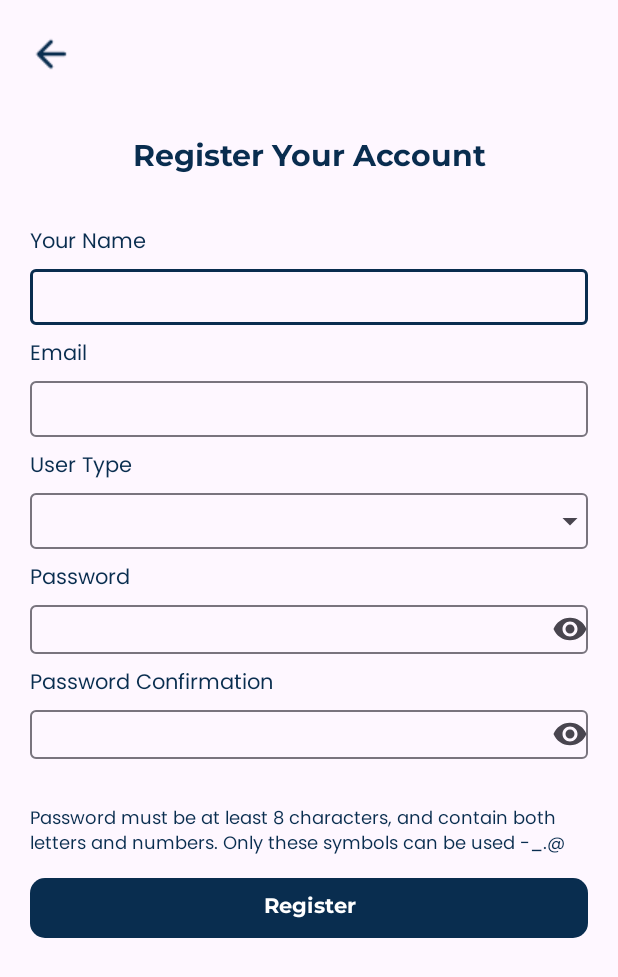
After one commit to Amoure-Fashion-Rent/app-amoure, an Android app: the RegisterActivity screen opened directly, with no data from a screen before it, on a phone screen of 412 x 824 dp. The commit adds this screen. Shown: the top 977 px of the screen. Run offline under Robolectric (Android 15) with nearby library versions, the phone set to English and light mode, and no system bars.

Commit message:
feat: add register page

```diff
--- /dev/null
+++ b/app/src/main/java/com/amoure/amoure/data/request/RegisterRequest.kt
@@ -0,0 +1,8 @@
+package com.amoure.amoure.data.request
+
+class RegisterRequest (
+    var fullName: String,
+    var email: String,
+    var password: String,
+    var userType: String,
+)
--- a/app/src/main/java/com/amoure/amoure/data/response/RegisterResponse.kt
+++ /dev/null
@@ -1,9 +0,0 @@
-package com.amoure.amoure.data.response
-
-import com.google.gson.annotations.SerializedName
-
-data class RegisterResponse(
-
-	@field:SerializedName("id")
-	val id: String? = null
-)
--- /dev/null
+++ b/app/src/main/java/com/amoure/amoure/ui/register/RegisterActivity.kt
@@ -0,0 +1,114 @@
+package com.amoure.amoure.ui.register
+
+import android.content.Intent
+import android.os.Build
+import android.os.Bundle
+import android.view.View
+import android.view.WindowInsets
+import android.view.WindowManager
+import android.widget.ArrayAdapter
+import android.widget.Toast
+import androidx.activity.viewModels
+import androidx.appcompat.app.AlertDialog
+import androidx.appcompat.app.AppCompatActivity
+import com.amoure.amoure.R
+import com.amoure.amoure.data.response.IdResponse
+import com.amoure.amoure.data.response.InitialResponse
+import com.amoure.amoure.databinding.ActivityRegisterBinding
+import com.amoure.amoure.isEmailValid
+import com.amoure.amoure.isPasswordValid
+import com.amoure.amoure.ui.login.LoginActivity
+
+class RegisterActivity : AppCompatActivity() {
+    private lateinit var binding: ActivityRegisterBinding
+    private val registerViewModel by viewModels<RegisterViewModel>()
+
+    override fun onCreate(savedInstanceState: Bundle?) {
+        super.onCreate(savedInstanceState)
+        binding = ActivityRegisterBinding.inflate(layoutInflater)
+        setContentView(binding.root)
+        setupView()
+        setupAction()
+
+        registerViewModel.response.observe(this) { response ->
+            showAlert(response)
+        }
+
+        registerViewModel.isLoading.observe(this) {
+            showLoading(it)
+        }
+    }
+
+    private fun setupView() {
+        @Suppress("DEPRECATION")
+        if (Build.VERSION.SDK_INT >= Build.VERSION_CODES.R) {
+            window.insetsController?.hide(WindowInsets.Type.statusBars())
+        } else {
+            window.setFlags(
+                WindowManager.LayoutParams.FLAG_FULLSCREEN,
+                WindowManager.LayoutParams.FLAG_FULLSCREEN
+            )
+        }
+        supportActionBar?.hide()
+    }
+
+    private fun setupAction() {
+        val userTypeItems = resources.getStringArray(R.array.user_type_items)
+        val userTypeAdapter = ArrayAdapter(this, R.layout.list_item_delivery, userTypeItems)
+        binding.edRegisterType.setAdapter(userTypeAdapter)
+        with(binding) {
+            btRegister.setOnClickListener {
+                val fullName = edRegisterName.text.toString()
+                if (fullName.isEmpty()) {
+                    edlRegisterName.error = String.format(getString(R.string.input_required), "name")
+                }
+                val email = edRegisterEmail.text.toString()
+                if (email.isEmpty() || !isEmailValid(email)) {
+                    edlRegisterEmail.error = String.format(getString(R.string.input_required), "email")
+                }
+                val password = edRegisterPassword.text.toString()
+                if (password.isEmpty() || !isPasswordValid(password)) {
+                    edlRegisterPassword.error = String.format(getString(R.string.input_required), "password")
+                }
+                val passwordConf = edRegisterPasswordConf.text.toString()
+                if (passwordConf.isEmpty() || !isPasswordValid(passwordConf)) {
+                    edlRegisterPasswordConf.error = String.format(getString(R.string.input_required), "password")
+                } else if (passwordConf != password) {
+                    edlRegisterPasswordConf.error = getString(R.string.password_not_match_error)
+                }
+                val type = edRegisterType.text.toString().lowercase()
+
+                Toast.makeText(baseContext, email+password+type, Toast.LENGTH_SHORT).show()
+//                registerViewModel.register(RegisterRequest(fullName, email, password, type))
+            }
+            btBack.setOnClickListener {
+                finish()
+            }
+        }
+    }
+
+    private fun showAlert(response: InitialResponse<IdResponse>) {
+        if (response.status == "success") {
+            Toast.makeText(
+                this,
+                resources.getString(R.string.register_alert_title_success),
+                Toast.LENGTH_SHORT
+            ).show()
+            val moveIntent = Intent(baseContext, LoginActivity::class.java)
+            startActivity(moveIntent)
+        } else {
+            AlertDialog.Builder(this).apply {
+                setTitle(resources.getString(R.string.register_alert_title_error))
+                setMessage(response.message ?: resources.getString(R.string.alert_error))
+                setPositiveButton(resources.getString(R.string.alert_ok)) { _, _ ->
+                }
+                create()
+                show()
+            }
+        }
+    }
+
+    private fun showLoading(isLoading: Boolean) {
+        binding.progressBar.visibility = if (isLoading) View.VISIBLE else View.GONE
+    }
+}
--- /dev/null
+++ b/app/src/main/java/com/amoure/amoure/ui/register/RegisterViewModel.kt
@@ -0,0 +1,38 @@
+package com.amoure.amoure.ui.register
+
+import androidx.lifecycle.LiveData
+import androidx.lifecycle.MutableLiveData
+import androidx.lifecycle.ViewModel
+import com.amoure.amoure.data.request.RegisterRequest
+import com.amoure.amoure.data.response.IdResponse
+import com.amoure.amoure.data.response.InitialResponse
+import com.amoure.amoure.data.retrofit.ApiConfig
+import retrofit2.Call
+import retrofit2.Callback
+import retrofit2.Response
+
+class RegisterViewModel : ViewModel() {
+    private val _response = MutableLiveData<InitialResponse<IdResponse>>()
+    val response: LiveData<InitialResponse<IdResponse>> = _response
+
+    private val _isLoading = MutableLiveData<Boolean>()
+    val isLoading: LiveData<Boolean> = _isLoading
+
+    fun register(request: RegisterRequest) {
+        _isLoading.value = true
+        val client = ApiConfig.getApiService("").register(request.fullName, request.email, request.password, request.userType)
+        client.enqueue(object : Callback<InitialResponse<IdResponse>> {
+            override fun onResponse(
+                call: Call<InitialResponse<IdResponse>>,
+                response: Response<InitialResponse<IdResponse>>
+            ) {
+                _isLoading.value = false
+            }
+
+            override fun onFailure(call: Call<InitialResponse<IdResponse>>, t: Throwable) {
+                _isLoading.value = false
+                _response.value = InitialResponse("error", "Please try again later\\! Server isn\\'t responding")
+            }
+        })
+    }
+}
--- /dev/null
+++ b/app/src/main/res/layout/activity_register.xml
@@ -0,0 +1,255 @@
+<?xml version="1.0" encoding="utf-8"?>
+<androidx.constraintlayout.widget.ConstraintLayout xmlns:android="http://schemas.android.com/apk/res/android"
+    xmlns:app="http://schemas.android.com/apk/res-auto"
+    xmlns:tools="http://schemas.android.com/tools"
+    android:id="@+id/main"
+    android:layout_width="match_parent"
+    android:layout_height="match_parent"
+    tools:context=".ui.register.RegisterActivity">
+
+    <androidx.constraintlayout.widget.Guideline
+        android:id="@+id/guideline"
+        android:layout_width="match_parent"
+        android:layout_height="match_parent"
+        android:orientation="horizontal"
+        app:layout_constraintGuide_percent="0.1"/>
+
+    <TextView
+        android:id="@+id/tv_register_account"
+        android:layout_width="match_parent"
+        android:layout_height="wrap_content"
+        android:layout_marginHorizontal="20dp"
+        android:layout_marginVertical="8dp"
+        android:textSize="20sp"
+        android:text="@string/register_account"
+        android:gravity="center"
+        style="@style/TextHeadline3"
+        app:layout_constraintTop_toBottomOf="@+id/guideline"
+        app:layout_constraintStart_toStartOf="parent"
+        app:layout_constraintEnd_toEndOf="parent"/>
+
+    <TextView
+        android:id="@+id/tv_register_name"
+        android:layout_width="wrap_content"
+        android:layout_height="wrap_content"
+        android:text="@string/your_name"
+        android:textColor="@color/navy_blue_700"
+        android:layout_marginHorizontal="20dp"
+        android:layout_marginTop="30dp"
+        android:labelFor="@+id/ed_register_name"
+        app:layout_constraintTop_toBottomOf="@+id/tv_register_account"
+        app:layout_constraintStart_toStartOf="parent"/>
+
+    <com.google.android.material.textfield.TextInputLayout
+        android:id="@+id/edl_register_name"
+        style="@style/Widget.Material3.TextInputLayout.OutlinedBox"
+        android:layout_width="match_parent"
+        android:layout_height="wrap_content"
+        android:layout_marginHorizontal="20dp"
+        android:layout_marginBottom="12dp"
+        app:endIconMinSize="20dp"
+        app:layout_constraintTop_toBottomOf="@+id/tv_register_name"
+        app:layout_constraintStart_toStartOf="parent"
+        app:layout_constraintEnd_toEndOf="parent">
+
+        <com.google.android.material.textfield.TextInputEditText
+            android:id="@+id/ed_register_name"
+            android:layout_width="match_parent"
+            android:layout_height="wrap_content"
+            android:padding="5dp"
+            tools:ignore="TouchTargetSizeCheck" />
+    </com.google.android.material.textfield.TextInputLayout>
+
+
+    <TextView
+        android:id="@+id/tv_register_email"
+        android:layout_width="wrap_content"
+        android:layout_height="wrap_content"
+        android:text="@string/email"
+        android:textColor="@color/navy_blue_700"
+        android:layout_marginHorizontal="20dp"
+        android:layout_marginTop="8dp"
+        android:labelFor="@+id/ed_register_email"
+        app:layout_constraintTop_toBottomOf="@+id/edl_register_name"
+        app:layout_constraintStart_toStartOf="parent"/>
+
+    <com.google.android.material.textfield.TextInputLayout
+        android:id="@+id/edl_register_email"
+        style="@style/Widget.Material3.TextInputLayout.OutlinedBox"
+        android:layout_width="match_parent"
+        android:layout_height="wrap_content"
+        android:layout_marginHorizontal="20dp"
+        android:layout_marginBottom="12dp"
+        app:endIconMinSize="20dp"
+        app:layout_constraintTop_toBottomOf="@+id/tv_register_email"
+        app:layout_constraintStart_toStartOf="parent"
+        app:layout_constraintEnd_toEndOf="parent">
+
+        <com.google.android.material.textfield.TextInputEditText
+            android:id="@+id/ed_register_email"
+            android:layout_width="match_parent"
+            android:layout_height="wrap_content"
+            android:padding="5dp"
+            tools:ignore="TouchTargetSizeCheck" />
+    </com.google.android.material.textfield.TextInputLayout>
+
+    <TextView
+        android:id="@+id/tv_register_type"
+        android:layout_width="wrap_content"
+        android:layout_height="wrap_content"
+        android:text="@string/user_type"
+        android:textColor="@color/navy_blue_700"
+        android:layout_marginHorizontal="20dp"
+        android:layout_marginTop="8dp"
+        android:labelFor="@+id/ed_register_type"
+        app:layout_constraintTop_toBottomOf="@+id/edl_register_email"
+        app:layout_constraintStart_toStartOf="parent"/>
+
+    <com.google.android.material.textfield.TextInputLayout
+        android:id="@+id/edl_register_type"
+        android:layout_width="match_parent"
+        android:layout_height="wrap_content"
+        android:layout_marginHorizontal="20dp"
+        android:layout_marginBottom="12dp"
+        app:layout_constraintTop_toBottomOf="@+id/tv_register_type"
+        app:layout_constraintStart_toStartOf="parent"
+        app:layout_constraintEnd_toEndOf="parent"
+        app:endIconMinSize="20dp"
+        style="@style/Widget.Material3.TextInputLayout.OutlinedBox.ExposedDropdownMenu">
+
+        <AutoCompleteTextView
+            android:id="@+id/ed_register_type"
+            android:layout_width="match_parent"
+            android:layout_height="wrap_content"
+            android:inputType="none"
+            android:padding="5dp"
+            app:simpleItems="@array/user_type_items"
+            tools:ignore="SpeakableTextPresentCheck,TouchTargetSizeCheck" />
+    </com.google.android.material.textfield.TextInputLayout>
+
+    <TextView
+        android:id="@+id/tv_register_password"
+        android:layout_width="wrap_content"
+        android:layout_height="wrap_content"
+        android:text="@string/password"
+        android:textColor="@color/navy_blue_700"
+        android:layout_marginHorizontal="20dp"
+        android:layout_marginTop="8dp"
+        android:labelFor="@+id/ed_register_password"
+        app:layout_constraintTop_toBottomOf="@+id/edl_register_type"
+        app:layout_constraintStart_toStartOf="parent"/>
+
+    <com.google.android.material.textfield.TextInputLayout
+        android:id="@+id/edl_register_password"
+        style="@style/Widget.Material3.TextInputLayout.OutlinedBox"
+        android:layout_width="match_parent"
+        android:layout_height="wrap_content"
+        android:layout_marginHorizontal="20dp"
+        android:layout_marginBottom="12dp"
+        app:endIconMode="password_toggle"
+        app:endIconMinSize="20dp"
+        app:layout_constraintTop_toBottomOf="@+id/tv_register_password"
+        app:layout_constraintStart_toStartOf="parent"
+        app:layout_constraintEnd_toEndOf="parent">
+
+        <com.amoure.amoure.customview.EditTextPassword
+            android:id="@+id/ed_register_password"
+            android:layout_width="match_parent"
+            android:layout_height="match_parent"
+            android:padding="5dp"
+            android:inputType="textPassword"
+            app:endIconMode="password_toggle"
+            tools:ignore="TouchTargetSizeCheck" />
+    </com.google.android.material.textfield.TextInputLayout>
+
+    <TextView
+        android:id="@+id/tv_register_password_conf"
+        android:layout_width="wrap_content"
+        android:layout_height="wrap_content"
+        android:text="@string/password_conf"
+        android:textColor="@color/navy_blue_700"
+        android:layout_marginHorizontal="20dp"
+        android:layout_marginTop="8dp"
+        android:labelFor="@+id/ed_register_password_conf"
+        app:layout_constraintTop_toBottomOf="@+id/edl_register_password"
+        app:layout_constraintStart_toStartOf="parent"/>
+
+    <com.google.android.material.textfield.TextInputLayout
+        android:id="@+id/edl_register_password_conf"
+        style="@style/Widget.Material3.TextInputLayout.OutlinedBox"
+        android:layout_width="match_parent"
+        android:layout_height="wrap_content"
+        android:layout_marginHorizontal="20dp"
+        android:layout_marginBottom="12dp"
+        app:endIconMode="password_toggle"
+        app:endIconMinSize="20dp"
+        app:layout_constraintTop_toBottomOf="@+id/tv_register_password_conf"
+        app:layout_constraintStart_toStartOf="parent"
+        app:layout_constraintEnd_toEndOf="parent">
+
+        <com.amoure.amoure.customview.EditTextPassword
+            android:id="@+id/ed_register_password_conf"
+            android:layout_width="match_parent"
+            android:layout_height="match_parent"
+            android:padding="5dp"
+            android:inputType="textPassword"
+            app:endIconMode="password_toggle"
+            tools:ignore="TouchTargetSizeCheck" />
+    </com.google.android.material.textfield.TextInputLayout>
+
+    <TextView
+        android:id="@+id/tv_register_password_message"
+        android:layout_width="match_parent"
+        android:layout_height="wrap_content"
+        android:text="@string/password_message"
+        android:textColor="@color/navy_blue_700"
+        android:layout_marginHorizontal="20dp"
+        android:layout_marginTop="30dp"
+        android:textSize="12sp"
+        android:labelFor="@+id/ed_register_password"
+        app:layout_constraintTop_toBottomOf="@+id/edl_register_password_conf"
+        app:layout_constraintStart_toStartOf="parent"/>
+
+    <Button
+        android:id="@+id/bt_register"
+        android:layout_width="match_parent"
+        android:layout_height="wrap_content"
+        android:text="@string/register"
+        android:layout_marginHorizontal="20dp"
+        android:layout_marginTop="8dp"
+        style="@style/Widget.App.Button"
+        app:layout_constraintStart_toStartOf="parent"
+        app:layout_constraintEnd_toEndOf="parent"
+        app:layout_constraintTop_toBottomOf="@+id/tv_register_password_message"
+        />
+
+    <Button
+        style="?attr/materialIconButtonStyle"
+        android:id="@+id/bt_back"
+        android:layout_width="wrap_content"
+        android:layout_height="wrap_content"
+        android:contentDescription="@string/back"
+        android:layout_margin="10dp"
+        android:scaleX="1.5"
+        android:scaleY="1.5"
+        app:icon="@drawable/ic_arrow_back_24px"
+        app:layout_constraintStart_toStartOf="parent"
+        app:layout_constraintTop_toTopOf="parent"
+        />
+
+    <ProgressBar
+        android:id="@+id/progress_bar"
+        style="?android:attr/progressBarStyle"
+        android:layout_width="wrap_content"
+        android:layout_height="wrap_content"
+        android:indeterminate="true"
+        android:indeterminateTint="@color/navy_blue_700"
+        android:visibility="gone"
+        android:layout_gravity="center"
+        app:layout_constraintBottom_toBottomOf="parent"
+        app:layout_constraintEnd_toEndOf="parent"
+        app:layout_constraintStart_toStartOf="parent"
+        app:layout_constraintTop_toTopOf="parent"
+        tools:visibility="visible" />
+
+</androidx.constraintlayout.widget.ConstraintLayout>
--- a/app/src/main/res/values/arrays.xml
+++ b/app/src/main/res/values/arrays.xml
@@ -5,4 +5,8 @@
         <item>JNE Express (Rp 16.000)</item>
         <item>Gojek Sameday (Rp 20.000)</item>
     </string-array>
+    <string-array name="user_type_items" >
+        <item>User</item>
+        <item>Owner</item>
+    </string-array>
 </resources>
```
